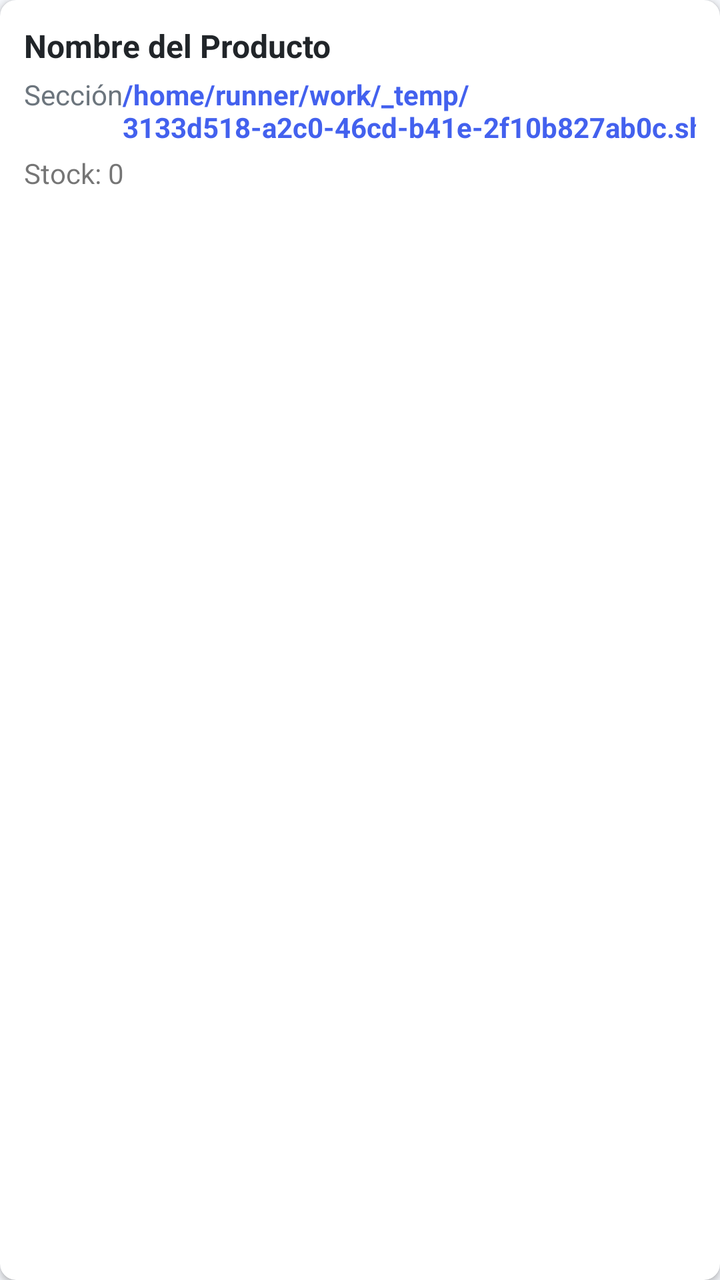
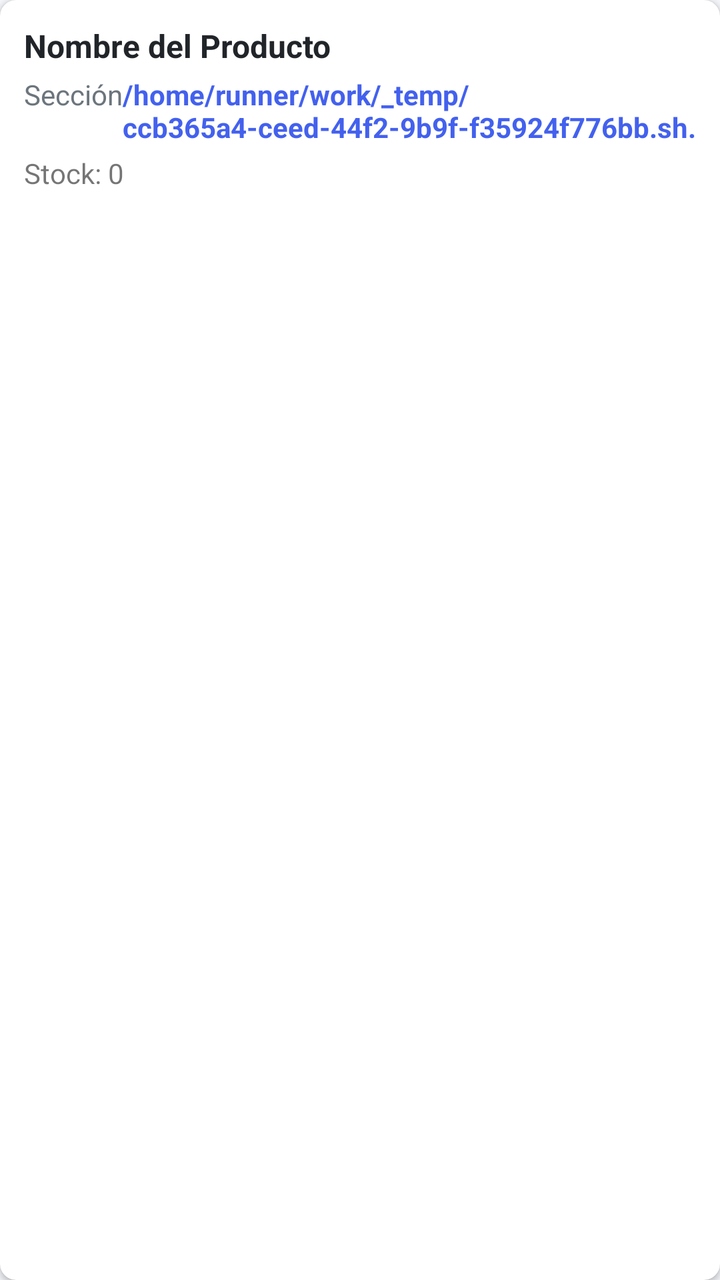

An Android layout rendered at two revisions. The XML below is the earlier revision; the diff shows what the commit changed to produce the second picture.
<!-- AndroidManifest.xml: application theme Theme.OmniVentas -->
<!-- res/layout/item_producto.xml -->
<?xml version="1.0" encoding="utf-8"?>
<androidx.cardview.widget.CardView xmlns:android="http://schemas.android.com/apk/res/android"
    xmlns:app="http://schemas.android.com/apk/res-auto"
    android:layout_width="match_parent"
    android:layout_height="wrap_content"
    android:layout_marginBottom="8dp"
    app:cardCornerRadius="8dp"
    app:cardElevation="2dp">
    <LinearLayout
        android:layout_width="match_parent"
        android:layout_height="wrap_content"
        android:orientation="vertical"
        android:padding="12dp">
        <TextView
            android:id="@+id/tv_nombre"
            android:layout_width="match_parent"
            android:layout_height="wrap_content"
            android:text="Nombre del Producto"
            android:textSize="16sp"
            android:textStyle="bold"
            android:textColor="@color/dark" />
        <LinearLayout
            android:layout_width="match_parent"
            android:layout_height="wrap_content"
            android:orientation="horizontal"
            android:layout_marginTop="4dp">
            <TextView
                android:id="@+id/tv_seccion"
                android:layout_width="0dp"
                android:layout_height="wrap_content"
                android:layout_weight="1"
                android:text="Sección"
                android:textSize="14sp"
                android:textColor="@color/gray" />
            <TextView
                android:id="@+id/tv_precio"
                android:layout_width="wrap_content"
                android:layout_height="wrap_content"
                android:text="/home/runner/work/_temp/3133d518-a2c0-46cd-b41e-2f10b827ab0c.sh.00"
                android:textSize="14sp"
                android:textColor="@color/primary"
                android:textStyle="bold" />
        </LinearLayout>
        <TextView
            android:id="@+id/tv_stock"
            android:layout_width="wrap_content"
            android:layout_height="wrap_content"
            android:text="Stock: 0"
            android:textSize="14sp"
            android:layout_marginTop="4dp" />
    </LinearLayout>
</androidx.cardview.widget.CardView>
<!-- resources referenced by this layout -->
<resources>
  <color name="dark">#212529</color>
  <color name="gray">#6C757D</color>
  <color name="primary">#4361EE</color>
  <style name="Theme.OmniVentas" parent="Theme.MaterialComponents.DayNight.NoActionBar">
          <item name="colorPrimary">@color/primary</item>
          <item name="colorPrimaryVariant">@color/primary_dark</item>
          <item name="colorOnPrimary">@color/white</item>
          <item name="colorSecondary">@color/secondary</item>
          <item name="colorOnSecondary">@color/white</item>
          <item name="android:statusBarColor">@color/primary</item>
          <item name="android:windowBackground">@color/light_gray</item>
      </style>
  <color name="primary_dark">#3A56D4</color>
  <color name="white">#FFFFFF</color>
  <color name="secondary">#3F37C9</color>
  <color name="light_gray">#F5F7FB</color>
</resources>

<!-- the commit's change to res/layout/item_producto.xml (unified diff, before → after) -->
@@ -36,7 +36,7 @@
                 android:id="@+id/tv_precio"
                 android:layout_width="wrap_content"
                 android:layout_height="wrap_content"
-                android:text="/home/runner/work/_temp/3133d518-a2c0-46cd-b41e-2f10b827ab0c.sh.00"
+                android:text="/home/runner/work/_temp/ccb365a4-ceed-44f2-9b9f-f35924f776bb.sh.00"
                 android:textSize="14sp"
                 android:textColor="@color/primary"
                 android:textStyle="bold" />
